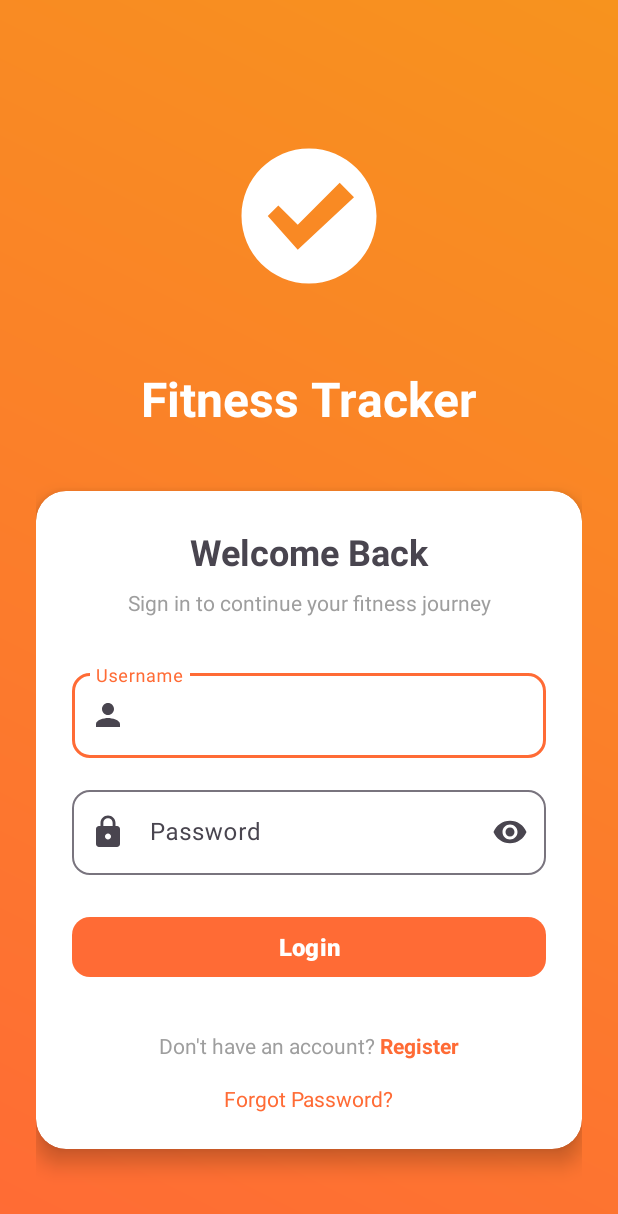
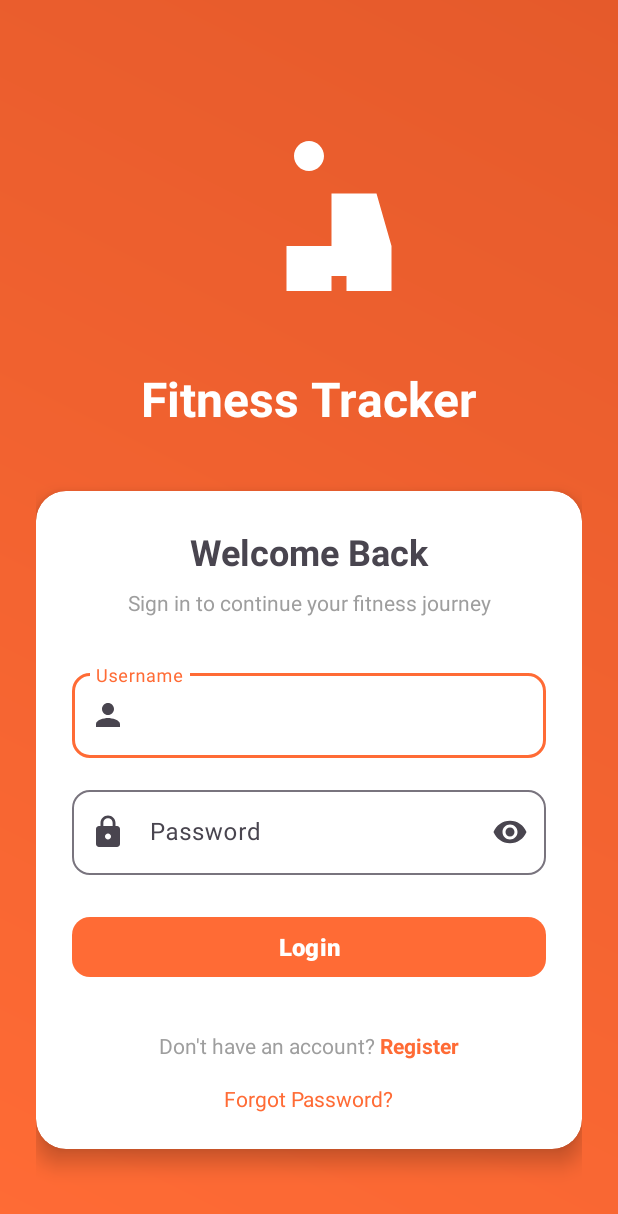
Before and after one commit to htetaungkyawmx/FitnessTrackerApp, an Android app built with Jetpack Compose: the layout activity_login.xml on its own in the app's theme, with its tools: preview values and no code run, on a phone screen of 412 x 824 dp. Shown: the top 1214 px of the screen. Run offline under Robolectric (Android 15) with nearby library versions, the phone set to English and light mode, and no system bars.

Commit message:
splash screen

```diff
--- a/app/src/main/java/org/hak/fitnesstrackerapp/activities/SplashActivity.kt
+++ b/app/src/main/java/org/hak/fitnesstrackerapp/activities/SplashActivity.kt
@@ -19,13 +19,14 @@ class SplashActivity : AppCompatActivity() {
 
         preferenceHelper = PreferenceHelper(this)
 
+        // Delay for 2 seconds then check login status
         Handler(Looper.getMainLooper()).postDelayed({
             checkLoginStatus()
         }, 2000)
     }
 
     private fun checkLoginStatus() {
-        if (preferenceHelper.isLoggedIn()) {
+        if (preferenceHelper.isLoggedIn() && preferenceHelper.isSessionValid()) {
             startActivity(Intent(this, MainActivity::class.java))
         } else {
             startActivity(Intent(this, LoginActivity::class.java))
--- a/app/src/main/res/drawable/gradient_background.xml
+++ b/app/src/main/res/drawable/gradient_background.xml
@@ -1,8 +1,8 @@
 <?xml version="1.0" encoding="utf-8"?>
-<shape xmlns:android="http://schemas.android.com/apk/res/android">
+<shape xmlns:android="http://schemas.android.com/apk/res/android"
+    android:shape="rectangle">
     <gradient
-        android:type="linear"
-        android:angle="45"
-        android:startColor="@color/gradient_start"
-        android:endColor="@color/gradient_end" />
+        android:startColor="@color/primary"
+        android:endColor="@color/primary_dark"
+        android:angle="45" />
 </shape>
--- a/app/src/main/res/drawable/ic_fitness_white.xml
+++ b/app/src/main/res/drawable/ic_fitness_white.xml
@@ -3,8 +3,8 @@
     android:height="24dp"
     android:viewportWidth="24"
     android:viewportHeight="24"
-    android:tint="#FFFFFF">
+    android:tint="@color/white">
     <path
         android:fillColor="@android:color/white"
-        android:pathData="M12,3c-4.97,0 -9,4.03 -9,9s4.03,9 9,9s9,-4.03 9,-9S16.97,3 12,3zM10.5,16.5L6.5,12l1.41,-1.41l2.59,2.58l5.59,-5.59L18,9.5l-7.5,7z"/>
+        android:pathData="M12,2C13.1,2 14,2.9 14,4C14,5.1 13.1,6 12,6C10.9,6 10,5.1 10,4C10,2.9 10.9,2 12,2zM21,9L15,9v7L9,16L9,22h6v-2h2v2h6L23,16L21,9z"/>
 </vector>
--- a/app/src/main/res/drawable/outline_background.xml
+++ b/app/src/main/res/drawable/outline_background.xml
@@ -1,7 +1,9 @@
 <?xml version="1.0" encoding="utf-8"?>
-<shape xmlns:android="http://schemas.android.com/apk/res/android">
+<shape xmlns:android="http://schemas.android.com/apk/res/android"
+    android:shape="rectangle">
     <stroke
         android:width="1dp"
         android:color="@color/gray_light" />
     <corners android:radius="8dp" />
+    <solid android:color="@android:color/transparent" />
 </shape>
--- a/app/src/main/res/drawable/splash_background.xml
+++ b/app/src/main/res/drawable/splash_background.xml
@@ -1,9 +1,15 @@
 <?xml version="1.0" encoding="utf-8"?>
 <layer-list xmlns:android="http://schemas.android.com/apk/res/android">
+    <!-- Background Color -->
     <item android:drawable="@color/primary" />
+
+    <!-- Optional: Gradient Background -->
     <item>
-        <bitmap
-            android:gravity="center"
-            android:src="@drawable/ic_fitness_white" />
+        <shape android:shape="rectangle">
+            <gradient
+                android:startColor="@color/primary"
+                android:endColor="@color/primary_dark"
+                android:angle="45" />
+        </shape>
     </item>
 </layer-list>
--- a/app/src/main/res/layout/activity_splash.xml
+++ b/app/src/main/res/layout/activity_splash.xml
@@ -19,7 +19,7 @@
         android:id="@+id/appNameText"
         android:layout_width="wrap_content"
         android:layout_height="wrap_content"
-        android:text="@string/app_name"
+        android:text="Fitness Tracker"
         android:textColor="@color/white"
         android:textSize="32sp"
         android:textStyle="bold"
--- a/app/src/main/res/values/themes.xml
+++ b/app/src/main/res/values/themes.xml
@@ -1,20 +1,26 @@
 <resources xmlns:tools="http://schemas.android.com/tools">
     <!-- Base application theme. -->
-    <style name="Base.Theme.FitnessTrackerApp" parent="Theme.Material3.DayNight">
+    <style name="Theme.FitnessTrackerApp" parent="Theme.Material3.DayNight.NoActionBar">
+        <!-- Primary brand color. -->
         <item name="colorPrimary">@color/primary</item>
         <item name="colorPrimaryVariant">@color/primary_dark</item>
-        <item name="colorOnPrimary">@color/on_primary</item>
+        <item name="colorOnPrimary">@color/white</item>
+
+        <!-- Secondary brand color. -->
         <item name="colorSecondary">@color/secondary</item>
         <item name="colorSecondaryVariant">@color/secondary_dark</item>
-        <item name="colorOnSecondary">@color/on_secondary</item>
+        <item name="colorOnSecondary">@color/white</item>
+
+        <!-- Status bar color. -->
         <item name="android:statusBarColor" tools:targetApi="l">?attr/colorPrimaryVariant</item>
-        <item name="android:windowLightStatusBar">false</item>
+
+        <!-- Customize your theme here. -->
     </style>
 
-    <style name="Theme.FitnessTrackerApp" parent="Base.Theme.FitnessTrackerApp" />
-
+    <!-- Splash Screen Theme -->
     <style name="Theme.FitnessTrackerApp.Splash" parent="Theme.AppCompat.Light.NoActionBar">
         <item name="android:windowBackground">@drawable/splash_background</item>
-        <item name="android:statusBarColor">@color/primary</item>
+        <item name="android:statusBarColor">@color/primary_dark</item>
+        <item name="android:navigationBarColor">@color/primary_dark</item>
     </style>
 </resources>
```
Also changed, not shown: app/src/main/AndroidManifest.xml (+6 -17 lines).
